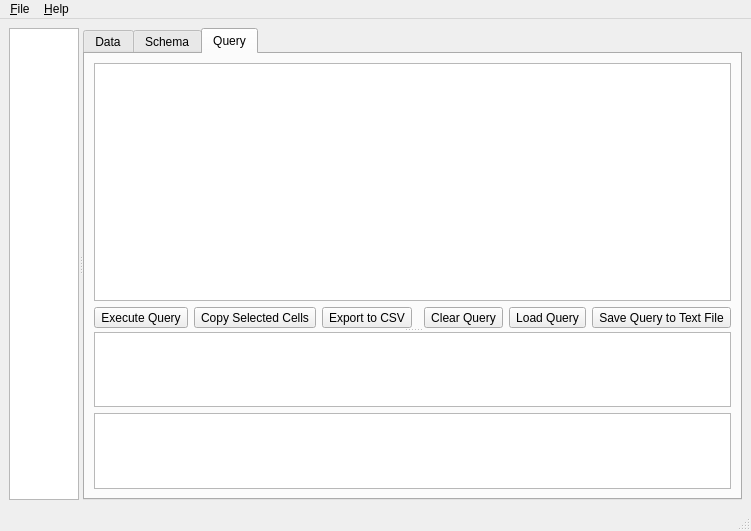
Before: the Qt Designer form MainWindow.ui in khomchenkovaa/QtSqlView, drawn with Qt 5.
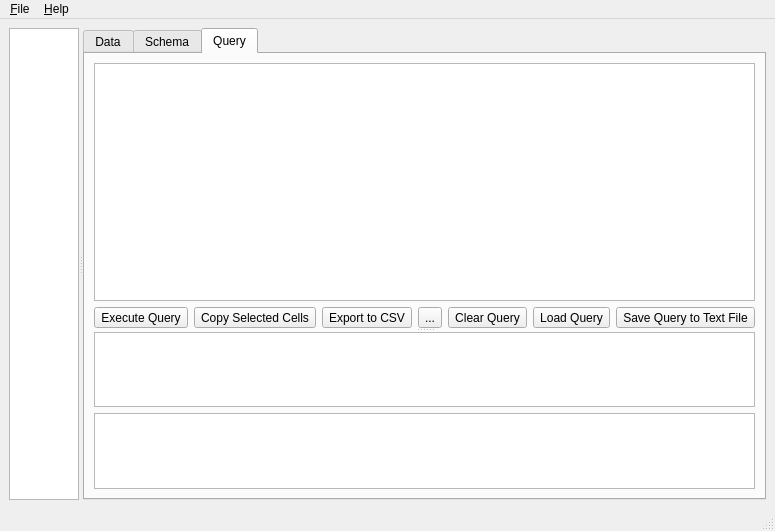
After: the same form once the commit is applied. Icons and pictures are not drawn.

```diff
--- a/MainWindow.ui
+++ b/MainWindow.ui
@@ -375,6 +375,16 @@
                  </property>
                 </widget>
                </item>
+               <item>
+                <widget class="QToolButton" name="setHeadersButton">
+                 <property name="text">
+                  <string>...</string>
+                 </property>
+                 <property name="icon">
+                  <iconset theme="insert-text"/>
+                 </property>
+                </widget>
+               </item>
                <item>
                 <spacer>
                  <property name="orientation">
```
